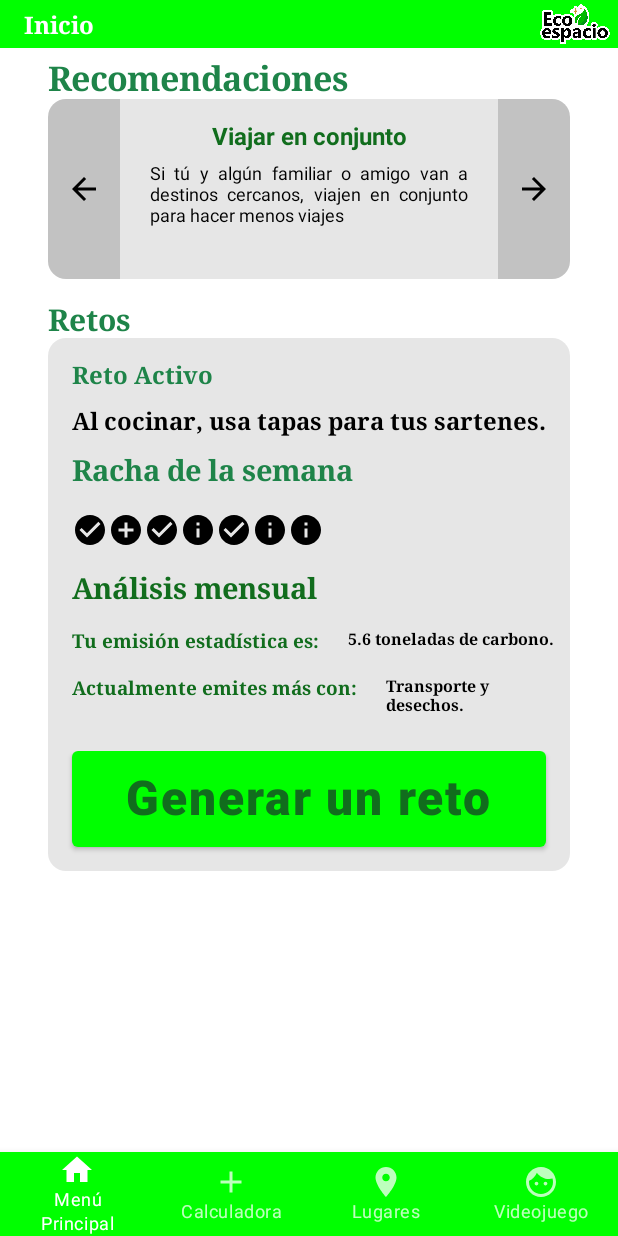
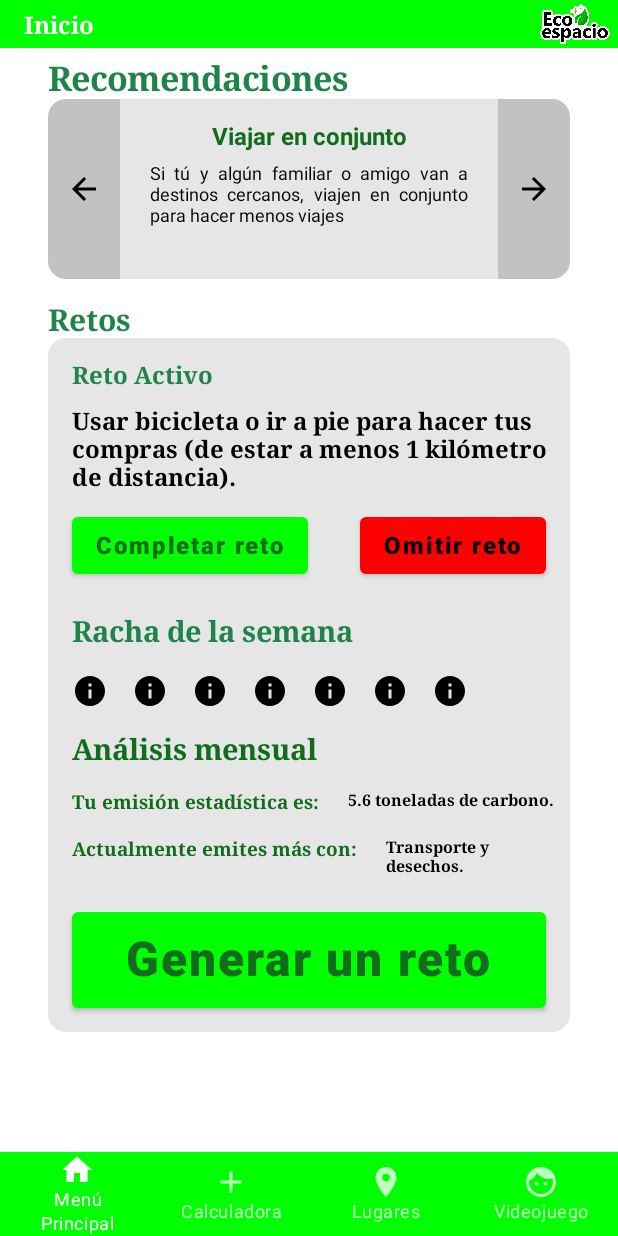
Before and after one commit to CharismaticTopHat/Eco-Life, an Android app built with Jetpack Compose: the composable Navigation shown on its own in the app's theme, after a tap on "Generar un reto", on a phone screen of 412 x 824 dp. Run offline under Robolectric (Android 15) with nearby library versions, the phone set to English and light mode, and no system bars; 2 other taps on this screen came first.

Commit message:
Android - Improved Challenge generation

```diff
--- a/Codigo/Android/app/build.gradle.kts
+++ b/Codigo/Android/app/build.gradle.kts
@@ -63,6 +63,7 @@ dependencies {
     implementation("androidx.compose.material3:material3:1.0.0")
     implementation("androidx.compose.ui:ui-tooling:1.4.0")
     implementation(libs.androidx.media3.datasource)
+    implementation(libs.play.services.maps)
     testImplementation(libs.junit)
     androidTestImplementation(libs.androidx.junit)
     androidTestImplementation(libs.androidx.espresso.core)
--- a/Codigo/Android/app/src/main/AndroidManifest.xml
+++ b/Codigo/Android/app/src/main/AndroidManifest.xml
@@ -14,7 +14,7 @@
         tools:targetApi="31">
         <!-- Cambiar android:name=".DataActivity" para Base de Datos -->
         <activity
-            android:name=".ViewEmissions"
+            android:name=".MainActivity"
             android:exported="true"
             android:label="@string/app_name"
             android:theme="@style/Theme.EcoLife">
--- a/Codigo/Android/app/src/main/java/com/example/eco_life/MainMenu.kt
+++ b/Codigo/Android/app/src/main/java/com/example/eco_life/MainMenu.kt
@@ -10,10 +10,12 @@ import androidx.compose.foundation.layout.Arrangement
 import androidx.compose.foundation.layout.Column
 import androidx.compose.foundation.layout.Row
 import androidx.compose.foundation.layout.Spacer
+import androidx.compose.foundation.layout.defaultMinSize
 import androidx.compose.foundation.layout.fillMaxWidth
 import androidx.compose.foundation.layout.height
 import androidx.compose.foundation.layout.padding
 import androidx.compose.foundation.layout.size
+import androidx.compose.foundation.layout.width
 import androidx.compose.foundation.lazy.LazyColumn
 import androidx.compose.runtime.Composable
 import androidx.compose.ui.graphics.Color
@@ -32,10 +34,11 @@ import androidx.compose.material.icons.filled.ArrowForward
 import androidx.compose.material.*
 import androidx.compose.material.icons.filled.*
 import androidx.compose.runtime.*
-import androidx.compose.ui.Alignment
 import androidx.compose.ui.Modifier
 import androidx.compose.ui.draw.clip
 import androidx.compose.ui.layout.onSizeChanged
+import androidx.compose.runtime.LaunchedEffect
+import kotlinx.coroutines.delay
 import androidx.compose.ui.platform.LocalDensity
 import androidx.compose.ui.res.stringResource
 import androidx.compose.ui.text.style.TextAlign
@@ -47,6 +50,16 @@ import androidx.navigation.compose.composable
 import androidx.navigation.compose.currentBackStackEntryAsState
 import androidx.navigation.compose.rememberNavController
 import com.example.eco_life.VideogameMenu
+import kotlinx.coroutines.launch
+import androidx.compose.runtime.*
+import androidx.compose.material.*
+import androidx.compose.ui.Alignment
+import androidx.compose.foundation.layout.*
+import androidx.compose.foundation.background
+import androidx.compose.ui.res.stringResource
+import com.google.android.gms.maps.model.Circle
+import java.time.LocalDate
+import java.time.DayOfWeek
 
 class MainActivity : ComponentActivity() {
     override fun onCreate(savedInstanceState: Bundle?) {
@@ -273,6 +286,15 @@ fun StartMenu() {
         R.string.challenge4,
         R.string.challenge5
     )
+    val challengeState = listOf(
+        R.string.challenge999,
+        R.string.challenge1000
+    )
+    val coroutineScope = rememberCoroutineScope()
+    val dayStatus = remember { mutableStateListOf<Boolean?>(null, null, null, null, null, null, null) } // Fixed: added missing closing parenthesis
+    val currentDate = LocalDate.now()
+    val currentDayOfWeek = currentDate.dayOfWeek.value
+    var showWarning by remember { mutableStateOf(false) }
 
     Column(
         modifier = Modifier
@@ -391,10 +413,7 @@ fun StartMenu() {
         Row(
             modifier = Modifier
                 .fillMaxWidth()
-                .padding(
-                    start = 32.dp,
-                    end = 32.dp
-                )
+                .padding(start = 32.dp, end = 32.dp)
                 .background(beige),
             horizontalArrangement = Arrangement.Start
         ) {
@@ -407,6 +426,62 @@ fun StartMenu() {
                 modifier = Modifier
                     .padding(top = 12.dp, start = 16.dp, end = 4.dp)
             )
+        }
+        Row(
+            modifier = Modifier
+                .fillMaxWidth()
+                .padding(start = 32.dp, end = 32.dp)
+                .background(beige),
+            horizontalArrangement = Arrangement.SpaceBetween
+        ) {
+            if (currentChallengeId != R.string.challenge0) {
+                Button(
+                    onClick = {
+                        currentChallengeId = R.string.challenge999
+                        coroutineScope.launch {
+                            delay(5000)
+                            currentChallengeId = R.string.challenge0
+                        }
+                    },
+                    modifier = Modifier
+                        .defaultMinSize(minWidth = 120.dp)
+                        .height(70.dp)
+                        .padding(16.dp),
+                    colors = ButtonDefaults.buttonColors(
+                        backgroundColor = Color.Green,
+                        contentColor = headerGreen
+                    )
+                ) {
+                    Text(
+                        text = "Completar reto",
+                        fontSize = textSize,
+                        fontWeight = FontWeight.ExtraBold
+                    )
+                }
+                Button(
+                    onClick = {
+                        currentChallengeId = R.string.challenge1000
+                        coroutineScope.launch {
+                            delay(5000)
+                            currentChallengeId = R.string.challenge0
+                        }
+                    },
+                    modifier = Modifier
+                        .defaultMinSize(minWidth = 120.dp)
+                        .height(70.dp)
+                        .padding(16.dp),
+                    colors = ButtonDefaults.buttonColors(
+                        backgroundColor = Color.Red,
+                        contentColor = Color.Black
+                    )
+                ) {
+                    Text(
+                        text = "Omitir reto",
+                        fontSize = textSize,
+                        fontWeight = FontWeight.ExtraBold
+                    )
+                }
+            }
         }
         Row(
             modifier = Modifier
@@ -442,43 +517,23 @@ fun StartMenu() {
         Row(
             modifier = Modifier
                 .fillMaxWidth()
-                .padding(
-                    start = 32.dp,
-                    end = 32.dp
-                )
+                .padding(start = 32.dp, end = 32.dp)
                 .background(beige),
             horizontalArrangement = Arrangement.Start
         ) {
-            Icon(
-                Icons.Default.CheckCircle,
-                contentDescription = "completedCircle",
-                modifier = Modifier
-                    .padding(start = 16.dp)
-            )
-            Icon(
-                Icons.Default.AddCircle,
-                contentDescription = "failedCircle"
-            )
-            Icon(
-                Icons.Default.CheckCircle,
-                contentDescription = "completedCircle"
-            )
-            Icon(
-                Icons.Default.Info,
-                contentDescription = "emptyCircle"
-            )
-            Icon(
-                Icons.Default.CheckCircle,
-                contentDescription = "completedCircle"
-            )
-            Icon(
-                Icons.Default.Info,
-                contentDescription = "emptyCircle"
-            )
-            Icon(
-                Icons.Default.Info,
-                contentDescription = "emptyCircle"
-            )
+            for (i in 1..7) {
+                val icon = when {
+                    i < currentDayOfWeek -> Icons.Default.Info
+                    dayStatus[i - 1] == true -> Icons.Default.CheckCircle
+                    dayStatus[i - 1] == false -> Icons.Default.Close
+                    else -> Icons.Default.Info
+                }
+                Icon(
+                    icon,
+                    contentDescription = "Icon for day $i",
+                    modifier = Modifier.padding(start = 16.dp)
+                )
+            }
         }
         Spacer(
             modifier = Modifier
@@ -610,7 +665,15 @@ fun StartMenu() {
         ) {
             Button(
                 onClick = {
-                    currentChallengeId = challengeIds.random()
+                    if (currentChallengeId == R.string.challenge0) {
+                        currentChallengeId = challengeIds.random()
+                    } else {
+                        showWarning = true
+                        coroutineScope.launch {
+                            delay(5000)
+                            showWarning = false
+                        }
+                    }
                 },
                 modifier = Modifier
                     .fillMaxWidth()
@@ -626,10 +689,20 @@ fun StartMenu() {
             ) {
                 Text(
                     text = "Generar un reto",
-                    fontSize = textSize*2,
+                    fontSize = textSize * 2,
                     fontWeight = FontWeight.ExtraBold
                 )
             }
+            if (showWarning) {
+                Text(
+                    text = "Termina tu reto actual antes de generar uno nuevo",
+                    color = Color.Red,
+                    fontWeight = FontWeight.Bold,
+                    fontSize = textSize,
+                    modifier = Modifier.padding(top = 8.dp, start = 16.dp, end = 16.dp)
+                )
+            }
+
         }
     }
 }
--- a/Codigo/Android/app/src/main/res/values/strings.xml
+++ b/Codigo/Android/app/src/main/res/values/strings.xml
@@ -69,4 +69,6 @@
     <string name="challenge3">Pasar el día sin usar aire acondicionado.</string>
     <string name="challenge4">No hagas cargas parciales en tu dispositivo.</string>
     <string name="challenge5">Al cocinar, usa tapas para tus sartenes.</string>
+    <string name="challenge999">¡Bien hecho!</string>
+    <string name="challenge1000">El reto no ha sido completado.</string>
 </resources>
--- a/Codigo/Android/gradle/libs.versions.toml
+++ b/Codigo/Android/gradle/libs.versions.toml
@@ -9,6 +9,7 @@ lifecycleRuntimeKtx = "2.8.4"
 activityCompose = "1.9.1"
 composeBom = "2024.04.01"
 media3Datasource = "1.4.1"
+playServicesMaps = "19.0.0"
 
 [libraries]
 androidx-core-ktx = { group = "androidx.core", name = "core-ktx", version.ref = "coreKtx" }
@@ -26,6 +27,7 @@ androidx-ui-test-manifest = { group = "androidx.compose.ui", name = "ui-test-man
 androidx-ui-test-junit4 = { group = "androidx.compose.ui", name = "ui-test-junit4" }
 androidx-material3 = { group = "androidx.compose.material3", name = "material3" }
 androidx-media3-datasource = { group = "androidx.media3", name = "media3-datasource", version.ref = "media3Datasource" }
+play-services-maps = { group = "com.google.android.gms", name = "play-services-maps", version.ref = "playServicesMaps" }
 
 [plugins]
 android-application = { id = "com.android.application", version.ref = "agp" }
```
